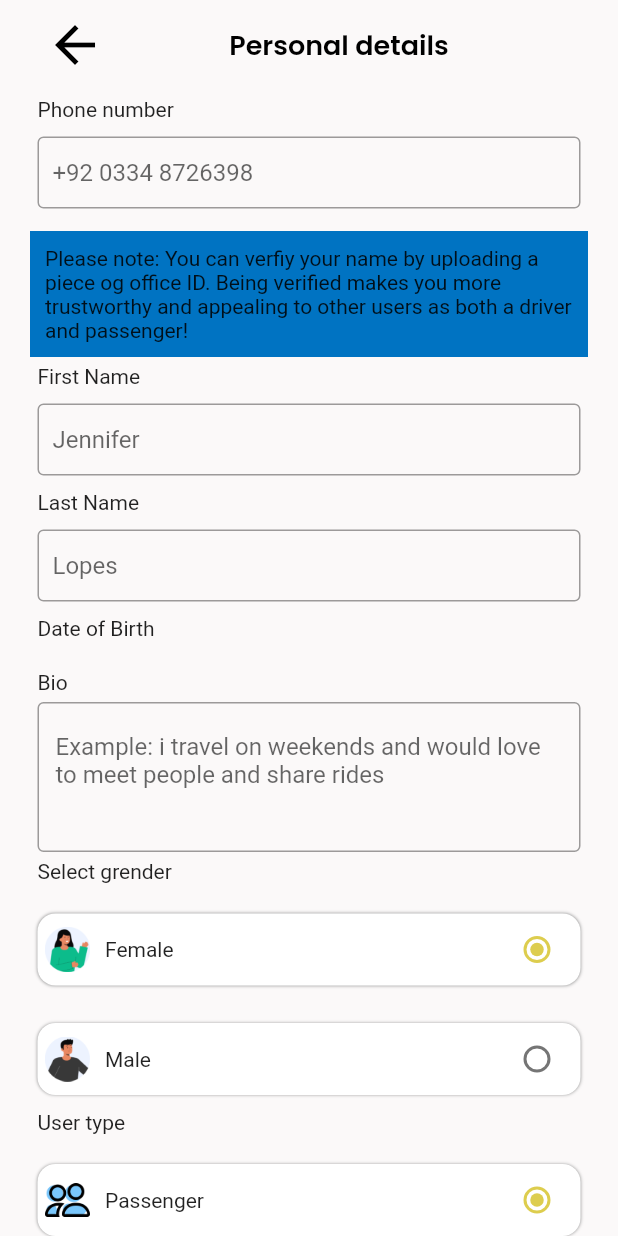
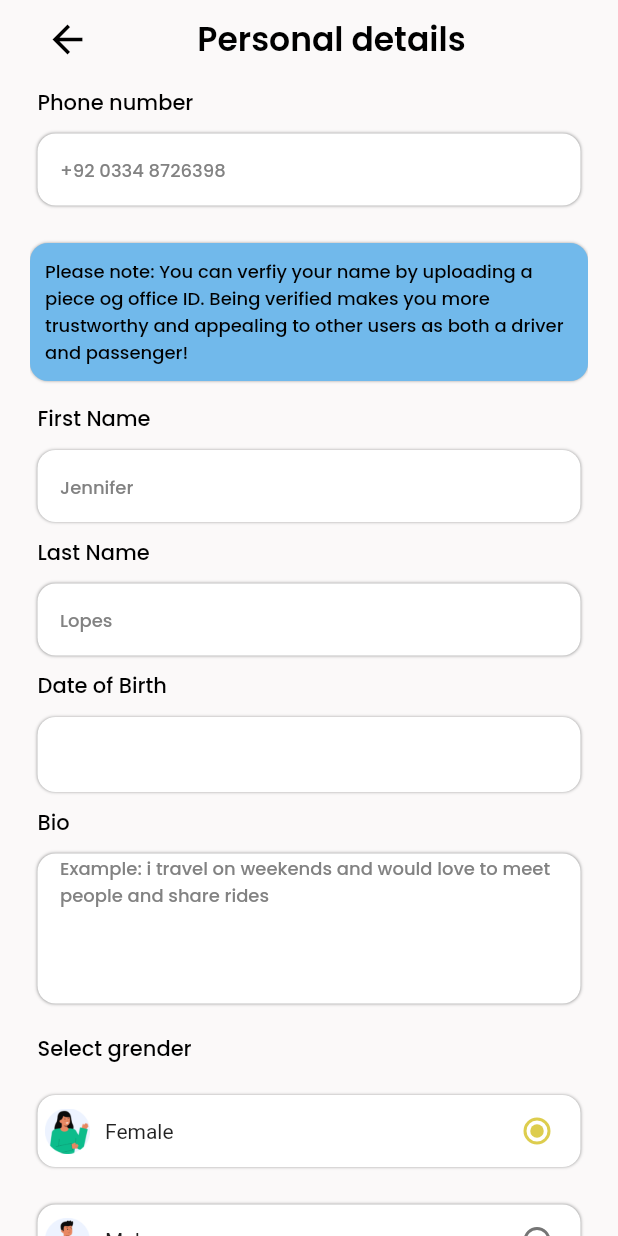
Before and after one commit to ehsaaaaan0/beeride, a Flutter app: the Personal_details screen opened directly, on a phone screen of 412 x 824 dp. Run offline on Flutter 3.47's test engine with Material 2 defaults, Android fonts, the phone set to English and light mode, and no system bars; our stand-ins replace get, image_picker, intl_phone_field, shared_preferences; accounts and stored records are empty.

Commit message:
//missing styles

```diff
--- a/lib/personal_details.dart
+++ b/lib/personal_details.dart
@@ -30,56 +30,77 @@ return Scaffold(
          child: Row(
            mainAxisAlignment: MainAxisAlignment.start,
            children: [
-             Icon(Icons.arrow_back, size: 40,),
+             InkWell(onTap: (){
+               Navigator.pop(context);
+             },child: Icon(Icons.arrow_back, size: 30,)),
 
              Expanded(
                  child: Center(
-                     child: Text('Personal details', style: pageHeading(),))),
+                     child: Text('Personal details',  style: pageName(),))),
 
            ],),
        ),
        Container(
          padding: EdgeInsets.all(5),
-
          child:
-             Text('Phone number'),
+             Text('Phone number', style: subHeading(),),
        ),
        Container(
-         padding: EdgeInsets.all(5),
+         margin: EdgeInsets.all(5),
+         padding: EdgeInsets.only(right: 5, left: 5),
+         decoration: BoxDecoration(
+
+             borderRadius: BorderRadius.circular(12),
+             color: Colors.white,
+             boxShadow: [BoxShadow(blurRadius: 1,color: Colors.grey)]
+         ),
          child:
          TextFormField(
            decoration: InputDecoration(
-             fillColor: Color(0xffFFFFFF),
-               border: OutlineInputBorder(),
-               contentPadding: EdgeInsets.symmetric(horizontal: 10),
+               border: InputBorder.none,
+               contentPadding: EdgeInsets.only(right: 10, left: 10),
+               hintStyle: detailsHintSize(),
                hintText: '+92 0334 8726398'
            ),
          ),
        ),
-       SizedBox(height: 10,),
+       SizedBox(height: 20,),
        Container(
          padding: EdgeInsets.all(10),
-         color: Color(0xff0073C2),
+         decoration: BoxDecoration(
+             borderRadius: BorderRadius.circular(12),
+             //border: Border.all(width: 1, color: Colors.white,),
+             color: Color(0xff71B9EB),
+             boxShadow: [BoxShadow(blurRadius: 1,color: Colors.grey)]
+         ),
+
          child: Text('Please note: You can verfiy your name '
              'by uploading a piece og office ID. Being verified'
              ' makes you more trustworthy and appealing to other '
-             'users as both a driver  and passenger!'),
+             'users as both a driver  and passenger!', style: detailsSize(),),
        ),
+       SizedBox(height: 10,),
        Container(
          padding: EdgeInsets.all(5),
 
          child:
-         Text('First Name'),
+         Text('First Name', style: subHeading(),),
        ),
        Container(
-         padding: EdgeInsets.all(5),
+         margin: EdgeInsets.all(5),
+         padding: EdgeInsets.only(right: 5, left: 5),
+         decoration: BoxDecoration(
+
+             borderRadius: BorderRadius.circular(12),
+             color: Colors.white,
+             boxShadow: [BoxShadow(blurRadius: 1,color: Colors.grey)]
+         ),
          child:
          TextFormField(
-
-           decoration:
-           InputDecoration(
-               border: OutlineInputBorder(),
-               contentPadding: EdgeInsets.symmetric(horizontal: 10),
+           decoration: InputDecoration(
+               border: InputBorder.none,
+               contentPadding: EdgeInsets.only(right: 10, left: 10),
+               hintStyle: detailsHintSize(),
                hintText: 'Jennifer'
            ),
          ),
@@ -88,55 +109,75 @@ return Scaffold(
          padding: EdgeInsets.all(5),
 
          child:
-         Text('Last Name'),
+         Text('Last Name', style: subHeading(),),
        ),
        Container(
-        padding: EdgeInsets.all(5),
+         margin: EdgeInsets.all(5),
+         padding: EdgeInsets.only(right: 5, left: 5),
+         decoration: BoxDecoration(
+
+             borderRadius: BorderRadius.circular(12),
+             color: Colors.white,
+             boxShadow: [BoxShadow(blurRadius: 1,color: Colors.grey)]
+         ),
          child:
          TextFormField(
            decoration: InputDecoration(
-               border: OutlineInputBorder(),
-               contentPadding: EdgeInsets.symmetric(horizontal: 10),
-               hintText: 'Lopes',
+               border: InputBorder.none,
+               contentPadding: EdgeInsets.only(right: 10, left: 10),
+               hintStyle: detailsHintSize(),
+               hintText: 'Lopes'
            ),
-
          ),
        ),
        Container(
          padding: EdgeInsets.all(5),
-         child: Text('Date of Birth'),
+         child: Text('Date of Birth', style: subHeading(),),
        ),
        Container(
-         padding: EdgeInsets.all(5),
-
-
-       ),
-       Container(
-         padding: EdgeInsets.all(5),
-
-         child:
-         Text('Bio'),
-       ),
-       Container(
-          padding: EdgeInsets.only(right: 5, left: 5),
-         height: 100,
-         child:
-         TextFormField(
-           maxLines: 10,
-          // textAlignVertical: TextAlignVertical.top,
-           decoration: InputDecoration(
-             border: OutlineInputBorder(),
-             hintText: 'Example: i travel on weekends and '
-                 'would love to meet people and share rides'
-           ),
-
+         height: 50,
+         margin: EdgeInsets.all(5),
+         padding: EdgeInsets.only(right: 5, left: 5),
+         decoration: BoxDecoration(
+             borderRadius: BorderRadius.circular(12),
+             color: Colors.white,
+             boxShadow: [BoxShadow(blurRadius: 1,color: Colors.grey)],
          ),
        ),
        Container(
          padding: EdgeInsets.all(5),
 
          child:
-         Text('Select grender'),
+         Text('Bio', style: subHeading(),),
+       ),
+       Container(
+         height: 100,
+         margin: EdgeInsets.all(5),
+         padding: EdgeInsets.only(right: 5, left: 5),
+         decoration: BoxDecoration(
+
+             borderRadius: BorderRadius.circular(12),
+             color: Colors.white,
+             boxShadow: [BoxShadow(blurRadius: 1,color: Colors.grey)]
+         ),
+         child:
+         TextFormField(
+           maxLines: 10,
+           decoration: InputDecoration(
+               border: InputBorder.none,
+               contentPadding: EdgeInsets.only(right: 10, left: 10),
+               hintStyle: detailsHintSize(),
+               hintText: 'Example: i travel on weekends and would '
+                   'love to meet people and share rides'
+           ),
+         ),
+       ),
+       SizedBox(height: 10,),
+       Container(
+         padding: EdgeInsets.all(5),
+
+         child:
+         Text('Select grender', style: subHeading(),),
        ),
        SizedBox(height: 10,),
        Container(
@@ -208,7 +249,7 @@ return Scaffold(
          padding: EdgeInsets.all(5),
 
          child:
-         Text('User type'),
+         Text('User type', style: subHeading(),),
        ),
        SizedBox(height: 10,),
        Container(
@@ -276,12 +317,13 @@ return Scaffold(
            ],
          ),
        ),
+       SizedBox(height: 20,),
        Container(
          decoration: BoxDecoration(borderRadius: BorderRadius.circular(10),
            color: Colors.black,),
-         margin: new EdgeInsets.symmetric(horizontal: 40, vertical: 10),
+         margin: EdgeInsets.all(5),
          width: double.infinity,
-         height: 40,
+         height: 50,
          child: Center(child: Text('Update', style:whiteText(),)),
        ),
        SizedBox(height: 20,),
```
